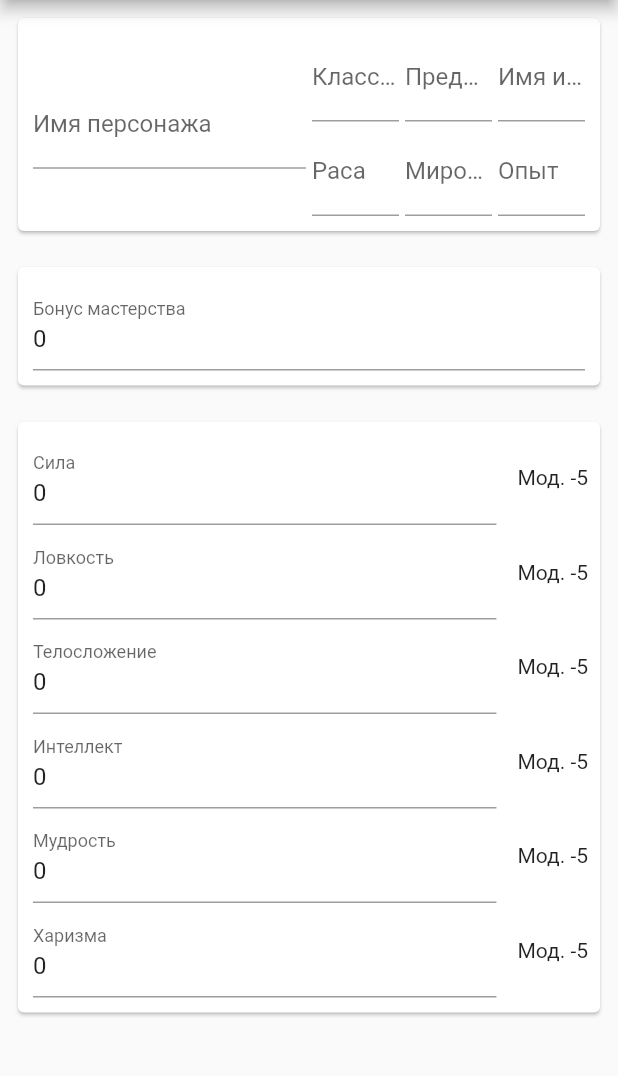
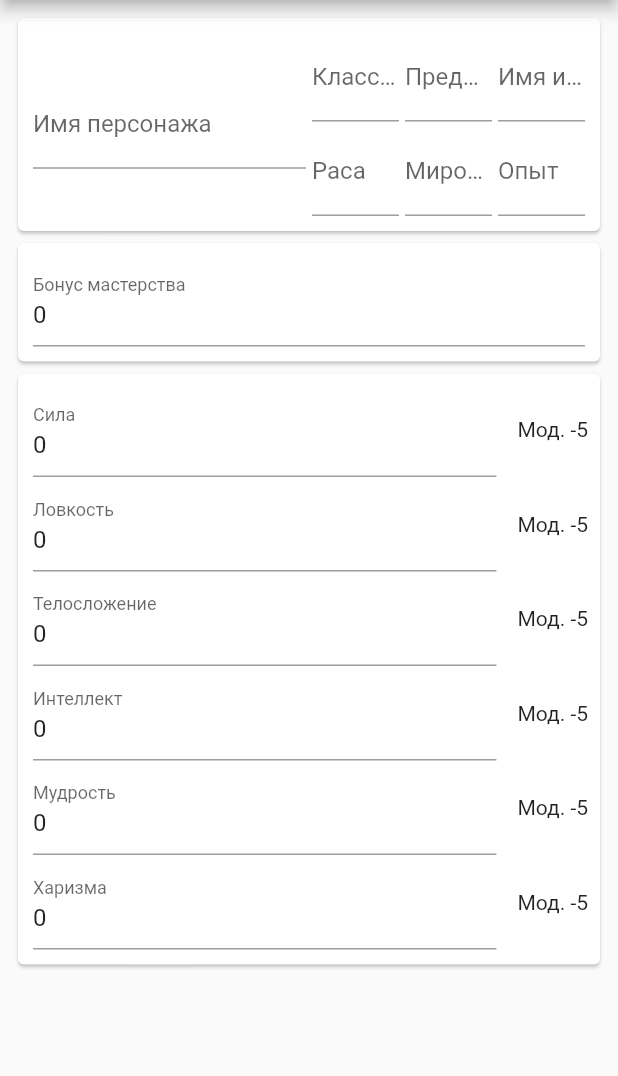
Before and after one commit to gudn/ddplayer, a Flutter app: the screen it shows after launch, on a phone screen of 412 x 824 dp, the part 84-1160 px from its top. Run offline on Flutter 3.47's test engine with Material 2 defaults, Android fonts, the light colour scheme and no system bars; our stand-ins replace bloc, flutter_bloc.

Commit message:
change column to ListView in player_page

```diff
--- a/lib/components/head.dart
+++ b/lib/components/head.dart
@@ -5,9 +5,7 @@ import 'package:ddplayer/components/input.dart';
 class Head extends StatelessWidget {
   @override
   Widget build(BuildContext context) {
-    return Padding(
-      padding: const EdgeInsets.all(8.0),
-      child: Card(
+    return Card(
       child: Padding(
         padding: const EdgeInsets.all(8.0),
         child: Row(
@@ -36,7 +34,6 @@ class Head extends StatelessWidget {
           ],
         ),
       ),
-      ),
     );
   }
 }
--- a/lib/components/stats.dart
+++ b/lib/components/stats.dart
@@ -30,9 +30,7 @@ class StatInput extends StatelessWidget {
 class Stats extends StatelessWidget {
   @override
   Widget build(BuildContext context) {
-    final masterBonus = Padding(
-      padding: const EdgeInsets.all(8.0),
-      child: Card(
+    final masterBonus = Card(
         child: Padding(
       padding: const EdgeInsets.all(8.0),
       child: Input(
@@ -40,25 +38,19 @@ class Stats extends StatelessWidget {
         cubit: BlocProvider.of<MasterBonusCubit>(context),
         expanded: false,
       ),
-      )),
-    );
-    final stats = Padding(
-      padding: const EdgeInsets.all(8.0),
-      child: Card(
+    ));
+    final stats = Card(
       child: Padding(
         padding: const EdgeInsets.all(8.0),
         child: Column(
           children: [
             StatInput('Сила', BlocProvider.of<StrengthCubit>(context)),
             StatInput('Ловкость', BlocProvider.of<SleightCibut>(context)),
-              StatInput(
-                  'Телосложение', BlocProvider.of<PhysiqueCubit>(context)),
-              StatInput(
-                  'Интеллект', BlocProvider.of<IntelligenceCubit>(context)),
+            StatInput('Телосложение', BlocProvider.of<PhysiqueCubit>(context)),
+            StatInput('Интеллект', BlocProvider.of<IntelligenceCubit>(context)),
             StatInput('Мудрость', BlocProvider.of<WisdomCubit>(context)),
             StatInput('Харизма', BlocProvider.of<CharismaCubit>(context)),
           ],
-          ),
         ),
       ),
     );
--- a/lib/view/player_page.dart
+++ b/lib/view/player_page.dart
@@ -12,8 +12,11 @@ class PlayerPage extends StatelessWidget {
   Widget build(Object context) {
     final page = Scaffold(
       appBar: AppBar(title: Text('Player')),
-      body: Column(
-        children: [Head(), Stats()],
+      body: Scrollbar(
+        child: ListView(
+          padding: const EdgeInsets.all(8.0),
+          children: [Head(), Stats()],
+        ),
       ),
     );
 
```
Lines whose indentation alone changed are shown as unchanged.
